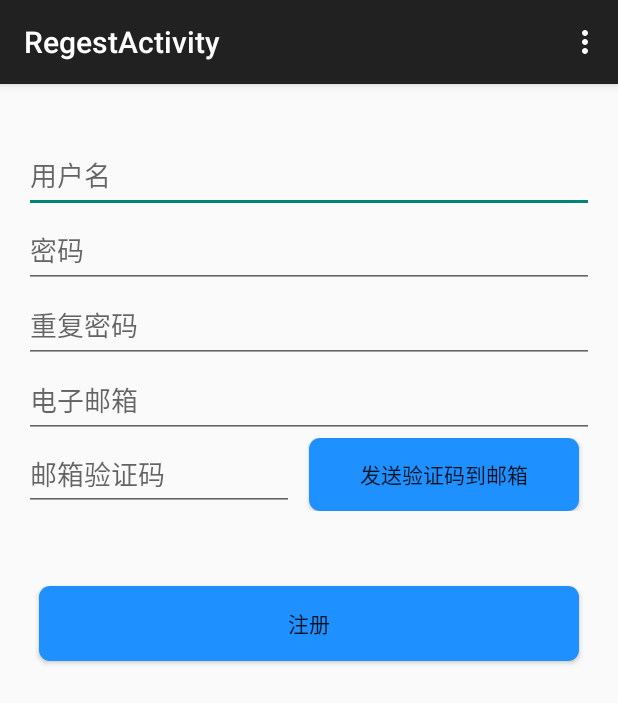
After one commit to Labradors/LifeTime, an Android app: the RegisterActivity screen opened directly, with no data from a screen before it, on a phone screen of 412 x 824 dp. The commit adds this screen. Shown: the top 703 px of the screen. Run offline under Robolectric (Android 15) with nearby library versions, the phone set to English and light mode, and no system bars.

Commit message:
registeractivity ui

```diff
--- a/app/src/main/AndroidManifest.xml
+++ b/app/src/main/AndroidManifest.xml
@@ -1,6 +1,6 @@
 <?xml version="1.0" encoding="utf-8"?>
 <manifest xmlns:android="http://schemas.android.com/apk/res/android"
-    package="org.jiangtao.lifetime">
+    package="org.jiangtao.lifetime" >
 
     <uses-permission android:name="android.permission.INTERNET" />
     <uses-permission android:name="android.permission.ACCESS_NETWORK_STATE" />
@@ -10,22 +10,27 @@
         android:allowBackup="true"
         android:icon="@mipmap/ic_launcher"
         android:label="@string/app_name"
-        android:theme="@style/AppTheme">
+        android:theme="@style/AppTheme" >
         <activity
             android:name=".IndexActivity"
-            android:label="@string/app_name">
+            android:label="@string/app_name" >
         </activity>
         <activity
             android:name=".WelcomeActivity"
-            android:label="@string/title_activity_welcome">
+            android:label="@string/title_activity_welcome" >
             <intent-filter>
                 <action android:name="android.intent.action.MAIN" />
+
                 <category android:name="android.intent.category.LAUNCHER" />
             </intent-filter>
         </activity>
         <activity
             android:name=".GuideActivity"
-            android:label="@string/title_activity_guide">
+            android:label="@string/title_activity_guide" >
+        </activity>
+        <activity
+            android:name=".RegisterActivity"
+            android:label="@string/title_activity_regest" >
         </activity>
     </application>
 
--- /dev/null
+++ b/app/src/main/java/org/jiangtao/lifetime/RegisterActivity.java
@@ -0,0 +1,37 @@
+package org.jiangtao.lifetime;
+
+import android.support.v7.app.AppCompatActivity;
+import android.os.Bundle;
+import android.view.Menu;
+import android.view.MenuItem;
+
+public class RegisterActivity extends AppCompatActivity {
+
+    @Override
+    protected void onCreate(Bundle savedInstanceState) {
+        super.onCreate(savedInstanceState);
+        setContentView(R.layout.activity_register);
+    }
+
+    @Override
+    public boolean onCreateOptionsMenu(Menu menu) {
+        // Inflate the menu; this adds items to the action bar if it is present.
+        getMenuInflater().inflate(R.menu.menu_regest, menu);
+        return true;
+    }
+
+    @Override
+    public boolean onOptionsItemSelected(MenuItem item) {
+        // Handle action bar item clicks here. The action bar will
+        // automatically handle clicks on the Home/Up button, so long
+        // as you specify a parent activity in AndroidManifest.xml.
+        int id = item.getItemId();
+
+        //noinspection SimplifiableIfStatement
+        if (id == R.id.action_settings) {
+            return true;
+        }
+
+        return super.onOptionsItemSelected(item);
+    }
+}
--- /dev/null
+++ b/app/src/main/res/drawable/regest_shape.xml
@@ -0,0 +1,5 @@
+<?xml version="1.0" encoding="utf-8"?>
+<shape xmlns:android="http://schemas.android.com/apk/res/android">
+    <solid android:color="#1E90FF"/>
+    <corners android:radius="7dip"/>
+</shape>
--- /dev/null
+++ b/app/src/main/res/layout/activity_register.xml
@@ -0,0 +1,78 @@
+<RelativeLayout xmlns:android="http://schemas.android.com/apk/res/android"
+    xmlns:tools="http://schemas.android.com/tools"
+    android:layout_width="match_parent"
+    android:layout_height="match_parent"
+    android:paddingBottom="@dimen/activity_vertical_margin"
+    android:paddingLeft="@dimen/activity_horizontal_margin"
+    android:paddingRight="@dimen/activity_horizontal_margin"
+    android:paddingTop="@dimen/activity_vertical_margin"
+    tools:context="org.jiangtao.lifetime.RegisterActivity">
+
+    <LinearLayout
+        android:layout_width="match_parent"
+        android:layout_height="match_parent"
+        android:orientation="vertical">
+
+        <EditText
+            android:id="@+id/regest_tv_uername"
+            android:layout_width="match_parent"
+            android:layout_height="50dp"
+            android:layout_marginTop="20dp"
+            android:hint="@string/regest_et_hint_username" />
+
+        <EditText
+            android:id="@+id/regest_tv_password"
+            android:layout_width="match_parent"
+            android:layout_height="50dp"
+            android:hint="@string/regest_et_hint_password"
+            android:inputType="textPassword" />
+
+        <EditText
+            android:id="@+id/regest_tv_repassword"
+            android:layout_width="match_parent"
+            android:layout_height="50dp"
+            android:hint="@string/regest_et_hint_repassword"
+            android:inputType="textPassword" />
+
+        <EditText
+            android:id="@+id/regest_tv_email"
+            android:layout_width="match_parent"
+            android:layout_height="50dp"
+            android:hint="@string/regest_et_hint_email"
+            android:inputType="textEmailAddress" />
+
+        <LinearLayout
+            android:layout_width="match_parent"
+            android:layout_height="wrap_content"
+            android:orientation="horizontal">
+
+            <EditText
+                android:id="@+id/email_check"
+                android:layout_width="0dp"
+                android:layout_height="match_parent"
+                android:layout_weight="1"
+                android:hint="@string/regest_et_hint_checkemail" />
+
+            <Button
+                android:id="@+id/regest_btn_sentcheckemil"
+                android:layout_width="0dp"
+                android:layout_height="match_parent"
+                android:layout_marginLeft="10dp"
+                android:layout_marginRight="10dp"
+                android:layout_weight="1"
+                android:background="@drawable/regest_shape"
+                android:text="@string/regest_btn_sent_checkemail" />
+        </LinearLayout>
+
+        <Button
+            android:layout_width="match_parent"
+            android:layout_height="50dp"
+            android:layout_marginLeft="10dp"
+            android:layout_marginRight="10dp"
+            android:layout_marginTop="50dp"
+            android:background="@drawable/regest_shape"
+            android:text="@string/regest_btn_regest" />
+
+    </LinearLayout>
+
+</RelativeLayout>
--- /dev/null
+++ b/app/src/main/res/menu/menu_regest.xml
@@ -0,0 +1,7 @@
+<menu xmlns:android="http://schemas.android.com/apk/res/android"
+    xmlns:app="http://schemas.android.com/apk/res-auto"
+    xmlns:tools="http://schemas.android.com/tools"
+    tools:context="org.jiangtao.lifetime.RegisterActivity">
+    <item android:id="@+id/action_settings" android:title="@string/action_settings"
+        android:orderInCategory="100" app:showAsAction="never" />
+</menu>
--- a/app/src/main/res/values/strings.xml
+++ b/app/src/main/res/values/strings.xml
@@ -7,8 +7,19 @@
     <string name="title_activity_guide">GuideActivity</string>
     <string name="btn_come">进入</string>
 
-<!-- TODO: Remove or change this placeholder text -->
+    <!-- TODO: Remove or change this placeholder text -->
     <string name="fragment_home_page_newmood">动态</string>
     <string name="fragment_home_page_recommend">推荐</string>
     <string name="fragment_home_page_love">喜欢</string>
+    <string name="title_activity_regest">RegestActivity</string>
+
+    <!--Text of regest page-->
+    <string name="regest_et_hint_username">用户名</string>
+    <string name="regest_et_hint_password">密码</string>
+    <string name="regest_et_hint_repassword">重复密码</string>
+    <string name="regest_et_hint_email">电子邮箱</string>
+    <string name="regest_et_hint_checkemail">邮箱验证码</string>
+    <string name="regest_btn_sent_checkemail">发送验证码到邮箱</string>
+    <string name="regest_btn_regest">注册</string>
+
 </resources>
```
